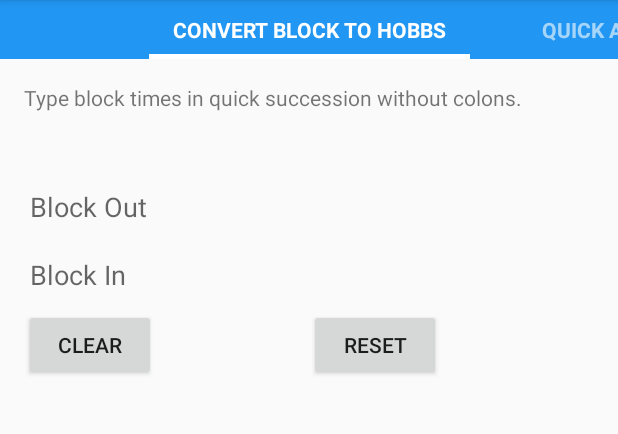
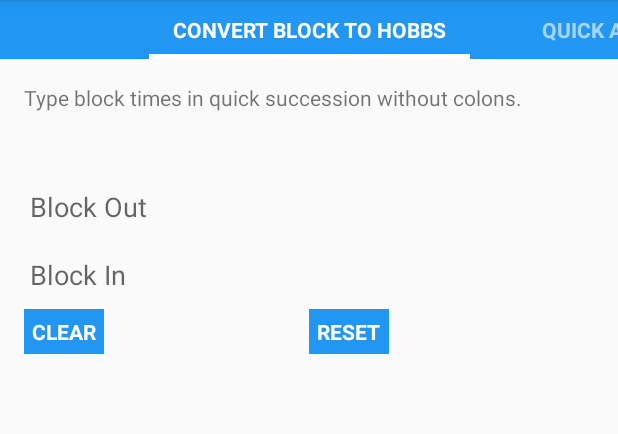
Before and after one commit to pkemble/HobbsUtilities, an Android app: the screen it shows after launch (MainActivity), after a tap on "CLEAR", on a phone screen of 412 x 824 dp, the part 84-518 px from its top. Run offline under Robolectric (Android 15) with nearby library versions, the light colour scheme and no system bars; 1 statement that could not run was skipped.

Commit message:
Error handling for empty weather and button styles

```diff
--- a/app/src/main/java/com/kemblep/hobbsutilities/ExplodingSodaFragment.java
+++ b/app/src/main/java/com/kemblep/hobbsutilities/ExplodingSodaFragment.java
@@ -115,30 +115,38 @@ public class ExplodingSodaFragment extends Fragment
     }
     private void GetSodaFate(View sodaView){
         StationInfo stationInfo = new StationInfo(mSodaStationId);
-        Forecast forecast = new Forecast(stationInfo.Latitude, stationInfo.Longitude);
+        Forecast forecast = null;
+        if(stationInfo.Latitude != null && stationInfo.Longitude != null){
+            forecast = new Forecast(stationInfo.Latitude, stationInfo.Longitude);
+        }
         GetSodaFate(sodaView, forecast);
     }
 
     private void GetSodaFate(View sodaView, Forecast forecast) {
 
         ImageView ivMap = (ImageView) sodaView.findViewById(R.id.img_map);
-        if(ivMap != null && forecast.MapForecastLocation != null){
+        if(ivMap != null && forecast != null && forecast.MapForecastLocation != null){
             ivMap.setImageBitmap(forecast.MapForecastLocation);
         }
-        if(!forecast.FCTimeTempMap.TimePeriods.isEmpty()){
+
+        TextView tvSodaTime = (TextView) sodaView.findViewById(R.id.tv_soda_time);
+        TextView tvMoreInfo = (TextView) sodaView.findViewById(R.id.tv_more_info);
+
+        if(forecast == null){
+            Util.setText(tvSodaTime, "No weather available. Check your network connection.");
+        } else {
+
+            if (!forecast.FCTimeTempMap.TimePeriods.isEmpty()) {
                 TempArrayAdapter tempArrayAdapter = new TempArrayAdapter(sodaView.getContext(), forecast);
 
                 ListView lvForecast = (ListView) sodaView.findViewById(R.id.lv_forecast);
                 lvForecast.setAdapter(tempArrayAdapter);
             }
 
-        TextView tvSodaTime = (TextView) sodaView.findViewById(R.id.tv_soda_time);
-        TextView tvMoreInfo = (TextView) sodaView.findViewById(R.id.tv_more_info);
-
             //tvTemp.setText(result + (char) 0x00B0 + "F");
             Util.setText(tvSodaTime, "Refreshed at " + Util.getLocalTime());
             Util.setText(tvMoreInfo, forecast.Description + "\n" + forecast.MoreInfoUrl);
-
+        }
             Activity activity = getActivity();
             SharedPreferences sharedPref = activity.getPreferences(activity.MODE_PRIVATE);
             SharedPreferences.Editor edit = sharedPref.edit();
@@ -146,6 +154,7 @@ public class ExplodingSodaFragment extends Fragment
             edit.commit();
 
             Linkify.addLinks(tvMoreInfo, Linkify.ALL);
+
 
     }
 
--- a/app/src/main/java/com/kemblep/hobbsutilities/GetWx.java
+++ b/app/src/main/java/com/kemblep/hobbsutilities/GetWx.java
@@ -36,10 +36,10 @@ public class GetWx extends AsyncTask<String, Void, Document> {
 
         try {
             url = new URL(urlStrings[0]);
-
             //Log.d(TAG, "Opening connection to " + url);
-			huc = (HttpURLConnection) url.openConnection();
-			Log.d(TAG, "Getting input stream from " + url);
+            huc = (HttpURLConnection) url.openConnection();
+            huc.setConnectTimeout(5000);
+            Log.d(TAG, "Getting input stream from " + url);
 			InputStream is = huc.getInputStream();
 			Log.d(TAG, "Input stream received from " + url);
 			doc = parseXML(is);
--- a/app/src/main/java/com/kemblep/hobbsutilities/MainActivity.java
+++ b/app/src/main/java/com/kemblep/hobbsutilities/MainActivity.java
@@ -4,6 +4,7 @@ import android.content.Context;
 import android.content.Intent;
 import android.content.SharedPreferences;
 import android.os.Bundle;
+import android.provider.Settings;
 import android.support.v4.app.Fragment;
 import android.support.v4.app.FragmentManager;
 import android.support.v4.app.FragmentPagerAdapter;
@@ -103,9 +104,15 @@ public class MainActivity extends ActionBarActivity {
 		mViewPager.setOffscreenPageLimit(3);
 
 		//get the weather
-		WeatherReport = new WxReport(StationId);
+        try {
+            if(!Util.isAirplaneModeOn(getApplicationContext())) {
+                WeatherReport = new WxReport(StationId);
+            }
+        } catch (Settings.SettingNotFoundException e) {
+            e.printStackTrace();
+        }
 
-		//set the wx tab if needed
+        //set the wx tab if needed
 		Intent intent = getIntent();
         String widgetClick = "WxWidgetClick";
         if(intent.getAction().equals(widgetClick)){
--- a/app/src/main/java/com/kemblep/hobbsutilities/Util.java
+++ b/app/src/main/java/com/kemblep/hobbsutilities/Util.java
@@ -35,10 +35,10 @@ public class Util {
 		e.setText(null);
 	}
 
-	public static boolean isAirplaneModeOn(Context context) {
+	public static boolean isAirplaneModeOn(Context context) throws Settings.SettingNotFoundException {
 
 		   return Settings.Global.getInt(context.getContentResolver(),
-		           Settings.Global.AIRPLANE_MODE_ON, 0) != 0;
+		           Settings.Global.AIRPLANE_MODE_ON) != 0;
 
 		}
 
--- a/app/src/main/java/com/kemblep/hobbsutilities/WxMainFragment.java
+++ b/app/src/main/java/com/kemblep/hobbsutilities/WxMainFragment.java
@@ -38,6 +38,7 @@ public class WxMainFragment extends Fragment {
 
 			@Override
 			public void onClick(View v) {
+                Util.updateWx(MainActivity.StationId);
 				PopulateWx(vWxMainFragment);
 			}
 		});
@@ -90,9 +91,13 @@ public class WxMainFragment extends Fragment {
 	public void PopulateWx(View v){
 		TextView tvMetar = (TextView) v.findViewById(R.id.tv_metar);
 		TextView tvTaf = (TextView) v.findViewById(R.id.tv_taf);
-		if(Util.isAirplaneModeOn(getActivity())){
-			Util.setText(tvMetar, getString(R.string.airplane_mode));
-			return;
+		if(MainActivity.WeatherReport == null){
+            //try to update it
+            MainActivity.WeatherReport = new WxReport(MainActivity.StationId);
+            if(MainActivity.WeatherReport == null){
+                Util.setText(tvMetar, getString(R.string.airplane_mode));
+                return;
+            }
 		}
 
 		WxReport wxReport = MainActivity.WeatherReport;
--- a/app/src/main/res/layout/exploding_soda.xml
+++ b/app/src/main/res/layout/exploding_soda.xml
@@ -40,16 +40,16 @@ xmlns:tools="http://schemas.android.com/tools"
     <Button
         android:id="@+id/btn_soda_station"
         android:layout_width="wrap_content"
-        android:layout_height="wrap_content"
+        android:layout_height="40dp"
         android:layout_below="@+id/tv_more_info"
         android:layout_marginRight="10sp"
         android:text="@string/btn_station"/>
 
     <Button
         android:id="@+id/btn_locate"
-        android:layout_width="wrap_content"
-        android:layout_height="wrap_content"
-        android:drawableLeft="@drawable/location32"
+        android:layout_width="40dp"
+        android:layout_height="40dp"
+        android:background="@drawable/location32"
         android:layout_toRightOf="@+id/btn_soda_station"
         android:layout_alignBottom="@+id/btn_soda_station"/>
 
--- a/app/src/main/res/values/strings.xml
+++ b/app/src/main/res/values/strings.xml
@@ -19,7 +19,7 @@
 
     <!-- wx strings -->
     <string name="loading">Nothing yet...</string>
-    <string name="airplane_mode">You\'re in airplane mode - unable to get weather!</string>
+    <string name="airplane_mode">Unable to get the weather. A network connection might not be present.</string>
 	<string name="pref_default_station">Default Station</string>
 	<string name="pref_default_station_key">station</string>
 	<string name="pref_default_soda_station_key">soda_station</string>
--- a/app/src/main/res/values/styles.xml
+++ b/app/src/main/res/values/styles.xml
@@ -20,6 +20,7 @@
         <item name="android:colorAccent">@color/accent</item>
 
         <item name="android:actionBarStyle">@style/myActionBarStyle</item>
+        <item name="android:buttonStyle">@style/myButtonStyle</item>
     </style>
 
     <style name="myActionBarStyle" parent="AppBaseTheme">
@@ -32,4 +33,14 @@
         <item name="android:textColor">@color/icons</item>
     </style>
 
+    <style name="myButtonStyle">
+        <item name="android:background">@color/primary</item>
+        <item name="android:textColor">@color/icons</item>
+        <item name="android:textAllCaps">true</item>
+        <item name="android:textStyle">bold</item>
+        <item name="android:textSize">14dp</item>
+        <item name="android:padding">5dp</item>
+        <item name="android:layout_margin">5dp</item>
+    </style>
+
 </resources>
```
Also changed, not shown: 4 other files. Lines whose indentation alone changed are shown as unchanged.
